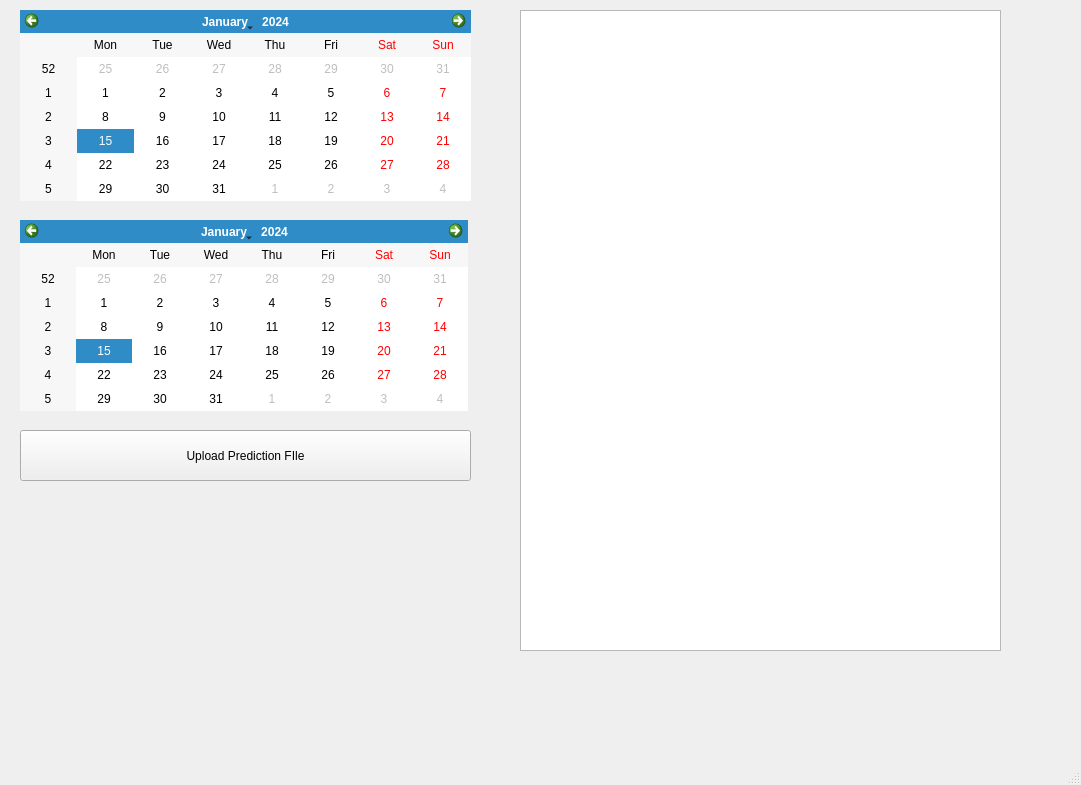
Qt form mskam gui/MainPage.ui (kartikeyangupta/M-SKAM) before a commit.
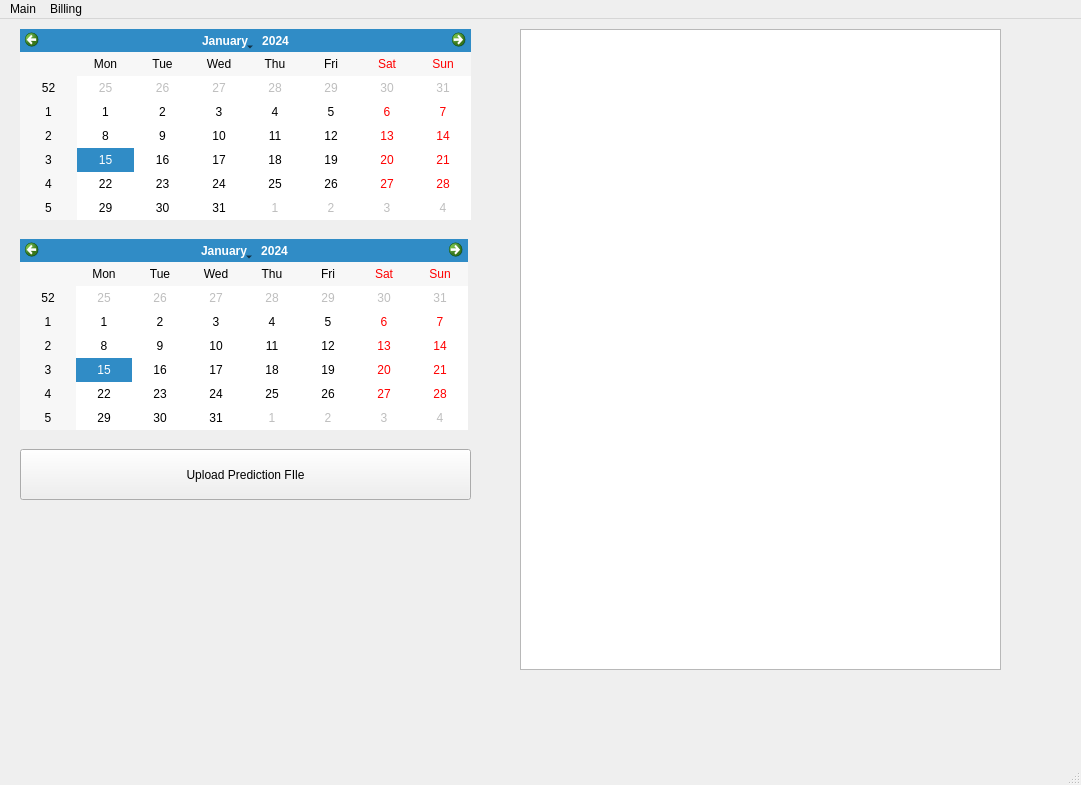
The same form after that commit.

What changed in the file:
```diff
--- a/mskam gui/MainPage.ui
+++ b/mskam gui/MainPage.ui
@@ -67,6 +67,18 @@
      <height>30</height>
     </rect>
    </property>
+   <widget class="QMenu" name="menuMin">
+    <property name="title">
+     <string>Main</string>
+    </property>
+   </widget>
+   <widget class="QMenu" name="menuBilling">
+    <property name="title">
+     <string>Billing</string>
+    </property>
+   </widget>
+   <addaction name="menuMin"/>
+   <addaction name="menuBilling"/>
   </widget>
   <widget class="QStatusBar" name="statusbar"/>
  </widget>
```
